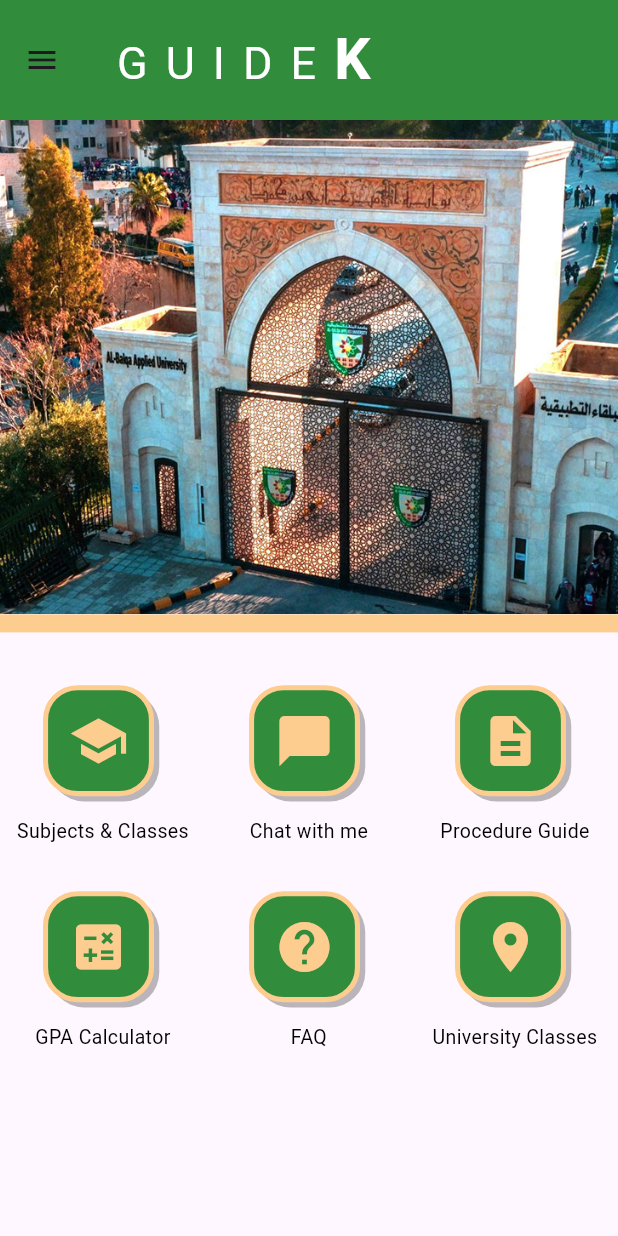
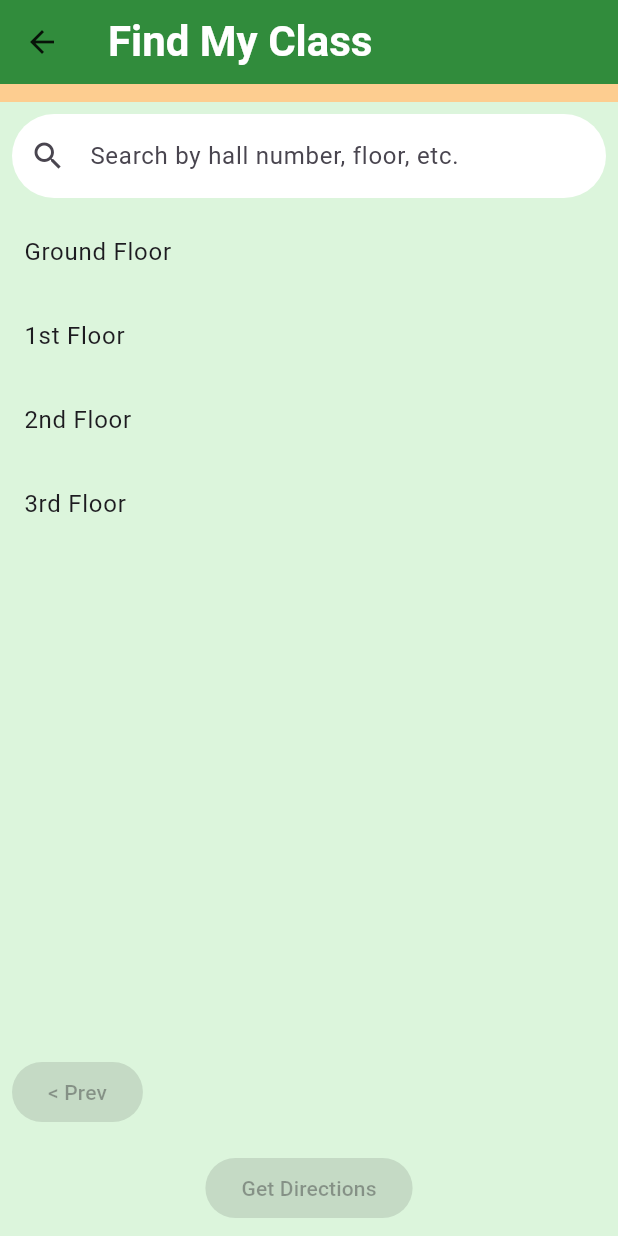
Before and after one commit to Mhmdsharkawi/Guidek, a Flutter app: the HomeAnnoncementPage screen opened by its route, after a tap on the "menu" icon, after a tap on "Procedure Guide", after a tap on "University Classes", on a phone screen of 412 x 824 dp. Run offline on Flutter 3.47's test engine with Material 3 defaults, Android fonts, the phone set to English and light mode, and no system bars; drawn by our look-alikes of carousel_slider; our stand-ins replace dash_chat_2, email_validator, flutter_gemini, flutter_svg, google_fonts, image_picker and 1 more; accounts and stored records are empty; Roboto replaces fonts that are missing (Acumin Variable Concept).

Commit message:
create findmyclass

```diff
--- /dev/null
+++ b/lib/Annoncement_page/Find_My_Class.dart
@@ -0,0 +1,215 @@
+import 'package:flutter/material.dart';
+import 'package:flutter/services.dart';
+
+class FindMyClassPage extends StatefulWidget {
+  const FindMyClassPage({super.key});
+
+  @override
+  _FindMyClassPageState createState() => _FindMyClassPageState();
+}
+
+class _FindMyClassPageState extends State<FindMyClassPage> {
+  List<String> floors = ['Ground Floor', '1st Floor', '2nd Floor', '3rd Floor'];
+  Map<String, List<String>> rooms = {
+    'Ground Floor': ['Room 001', 'Room 002'],
+    '1st Floor': ['Room 101', 'Room 102'],
+    '2nd Floor': ['Room 201', 'Room 202'],
+    '3rd Floor': ['Room 301', 'Room 302']
+  };
+  String? selectedFloor;
+  String? selectedRoom;
+  bool isRoot = true;
+  List<String> searchResults = [];
+  final TextEditingController searchController = TextEditingController();
+
+  @override
+  void dispose() {
+    searchController.dispose();
+    super.dispose();
+  }
+
+  void handleSearch(String query) {
+    if (query.isEmpty) {
+      setState(() {
+        searchResults.clear();
+      });
+      return;
+    }
+
+    List<String> results = [];
+    floors.forEach((floor) {
+      if (floor.toLowerCase().contains(query.toLowerCase())) {
+        results.add(floor);
+      }
+      rooms[floor]?.forEach((room) {
+        if (room.toLowerCase().contains(query.toLowerCase())) {
+          results.add(room);
+        }
+      });
+    });
+
+    setState(() {
+      searchResults = results;
+    });
+  }
+
+  void handleSelection(String item) {
+    if (floors.contains(item)) {
+      setState(() {
+        selectedFloor = item;
+        selectedRoom = null;
+        isRoot = false;
+      });
+    } else {
+      setState(() {
+        selectedRoom = item;
+      });
+    }
+  }
+
+  void handlePrev() {
+    setState(() {
+      if (selectedRoom != null) {
+        selectedRoom = null;
+      } else {
+        selectedFloor = null;
+        isRoot = true;
+      }
+    });
+  }
+
+  @override
+  Widget build(BuildContext context) {
+    SystemChrome.setSystemUIOverlayStyle(const SystemUiOverlayStyle(
+      statusBarColor: Colors.black,
+      statusBarIconBrightness: Brightness.light,
+    ));
+
+    List<String> displayList = [];
+    if (searchResults.isNotEmpty) {
+      displayList = searchResults;
+    } else if (isRoot) {
+      displayList = floors;
+    } else if (selectedFloor != null) {
+      displayList = rooms[selectedFloor]!;
+    }
+
+    return Scaffold(
+      extendBodyBehindAppBar: true,
+      appBar: AppBar(
+        backgroundColor: Color(0xFF318c3c),
+        title: Text(
+          'Find My Class',
+          style: TextStyle(
+            fontFamily: 'Acumin Variable Concept',
+            fontSize: 28,
+            fontWeight: FontWeight.bold,
+            color: Colors.white,
+          ),
+        ),
+        elevation: 0,
+        leading: isRoot
+            ? IconButton(
+          icon: Icon(Icons.arrow_back, color: Colors.black87),
+          onPressed: () => Navigator.of(context).pop(),
+        )
+            : null,
+      ),
+      body: Container(
+        color: Color(0xFFDCF5DC),
+        child: Stack(
+          children: [
+            Positioned(
+              top: 0,
+              left: 0,
+              right: 0,
+              child: Container(
+                height: 12,
+                color: Color(0xFFfdcd90),
+              ),
+            ),
+            SafeArea(
+              child: Column(
+                children: [
+                  Container(
+                    height: 12,
+                    color: Color(0xFFfdcd90),
+                  ),
+                  Padding(
+                    padding: const EdgeInsets.all(8.0),
+                    child: TextField(
+                      controller: searchController,
+                      onChanged: handleSearch,
+                      decoration: InputDecoration(
+                        hintText: 'Search by hall number, floor, etc.',
+                        prefixIcon: Icon(Icons.search),
+                        filled: true,
+                        fillColor: Colors.white,
+                        border: OutlineInputBorder(
+                          borderRadius: BorderRadius.circular(30),
+                          borderSide: BorderSide.none,
+                        ),
+                      ),
+                    ),
+                  ),
+                  Expanded(
+                    child: ListView.builder(
+                      itemCount: displayList.length,
+                      itemBuilder: (context, index) {
+                        return ListTile(
+                          title: Text(displayList[index]),
+                          onTap: () => handleSelection(displayList[index]),
+                        );
+                      },
+                    ),
+                  ),
+                  Padding(
+                    padding: const EdgeInsets.all(8.0),
+                    child: Row(
+                      mainAxisAlignment: MainAxisAlignment.spaceBetween,
+                      children: [
+                        if (!isRoot || searchResults.isEmpty)
+                          ElevatedButton(
+                            onPressed: (isRoot || searchResults.isNotEmpty)
+                                ? null
+                                : handlePrev,
+                            child: Text('< Prev'),
+                          ),
+                        if (!isRoot && searchResults.isEmpty)
+                          ElevatedButton(
+                            onPressed: (selectedFloor == null && searchResults.isEmpty)
+                                ? null
+                                : () {
+                              setState(() {
+                                isRoot = false;
+                              });
+                            },
+                            child: Text('Next >'),
+                          ),
+                      ],
+                    ),
+                  ),
+                  Padding(
+                    padding: const EdgeInsets.all(8.0),
+                    child: ElevatedButton(
+                      onPressed: (selectedRoom != null)
+                          ? () {
+                        // Handle get directions
+                      }
+                          : null,
+                      child: Text('Get Directions'),
+                      style: ElevatedButton.styleFrom(
+                        backgroundColor: Colors.orange,
+                        foregroundColor: Colors.white,
+                      ),
+                    ),
+                  ),
+                ],
+              ),
+            ),
+          ],
+        ),
+      ),
+    );
+  }
+}
--- a/lib/Annoncement_page/Home_Annoncement_page.dart
+++ b/lib/Annoncement_page/Home_Annoncement_page.dart
@@ -7,6 +7,7 @@
 import 'package:guidek_project1/Annoncement_page/Help&Support.dart';
 import 'package:guidek_project1/Signup&Login/home.dart';
 import 'GPA_Calculator.dart';
+import 'Find_My_Class.dart';
 import 'Chat_With_Me.dart';
 import 'package:shared_preferences/shared_preferences.dart';
 import 'dart:io';
@@ -402,7 +403,13 @@
                         }),
                         _buildIcon(Icons.help, 'FAQ', () {}),
                         _buildIcon(
-                            Icons.location_on, 'University Classes', () {}),
+                            Icons.location_on, 'University Classes', () {
+                          Navigator.push(
+                            context,
+                            MaterialPageRoute(
+                                builder: (context) => FindMyClassPage()),
+                          );
+                        }),
                       ],
                     ),
                   ),
```
